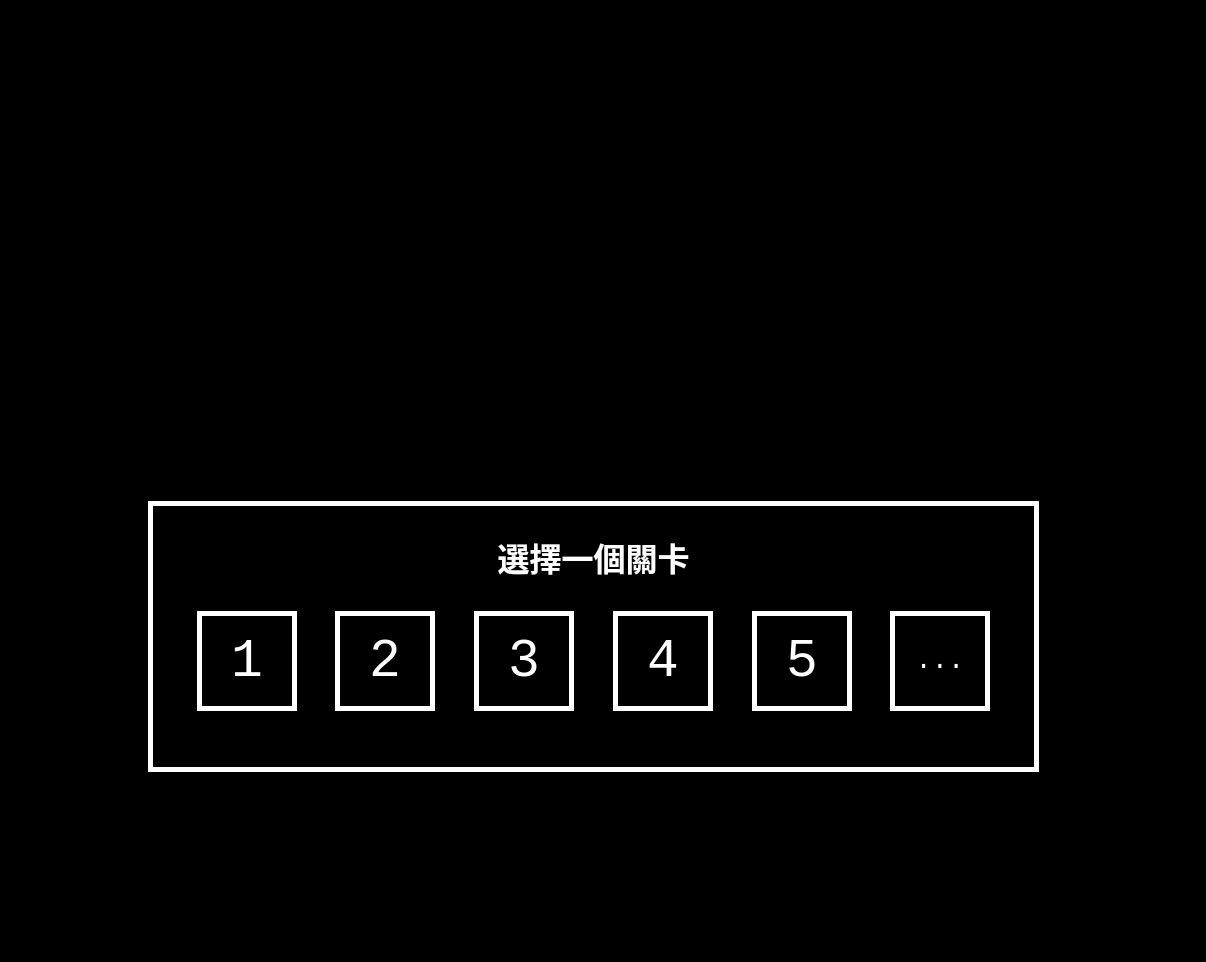
The window that mainwindow.ui (alvin5716/Shooting-Game-Space-Defender) describes before a commit, drawn with Qt 5.
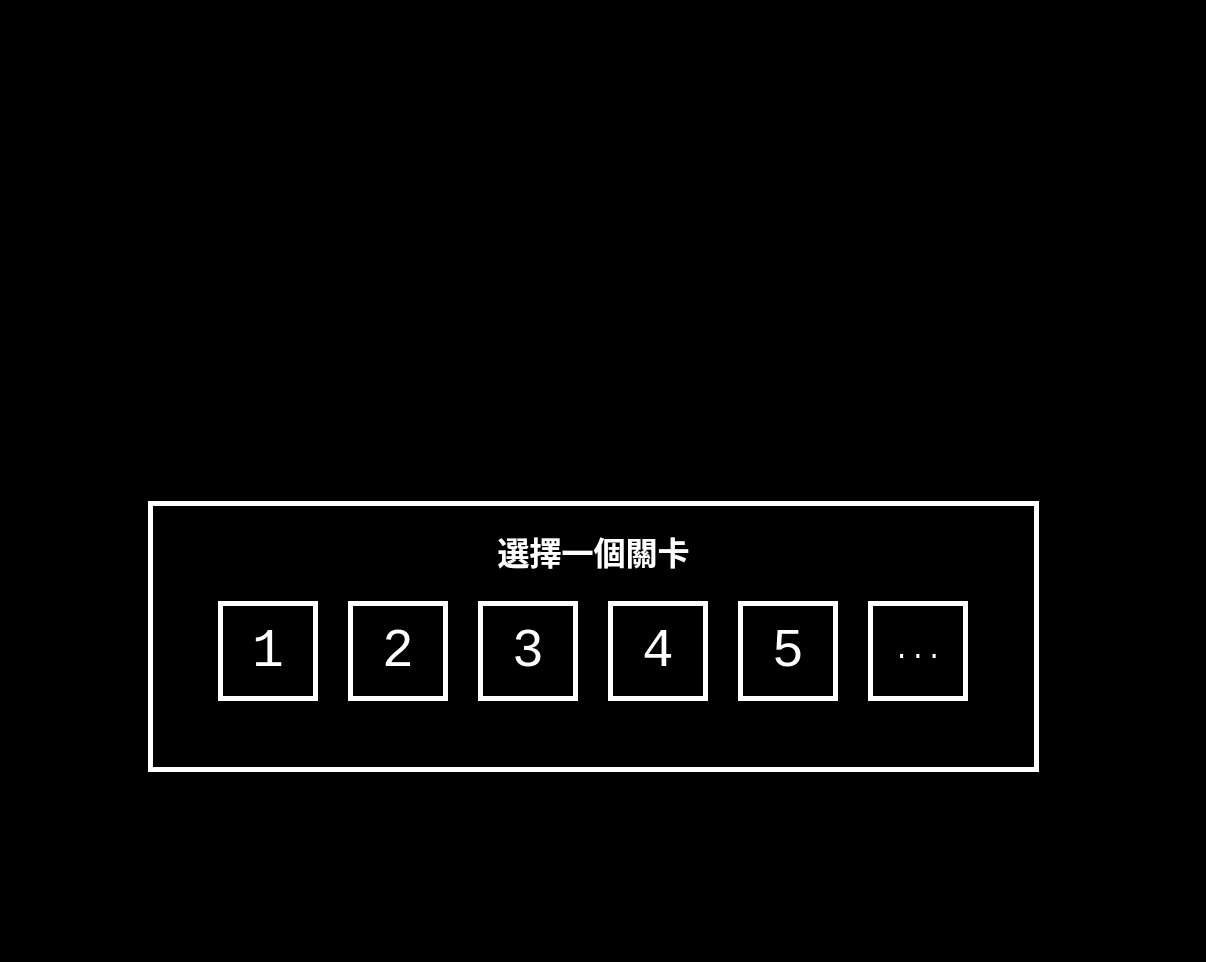
The same window after the commit. The open tabs and pages were chosen to show the change. Icons and pictures are not drawn. Custom widgets are drawn as their Qt base class.

Diff of the .ui file:
```diff
--- a/mainwindow.ui
+++ b/mainwindow.ui
@@ -1383,9 +1383,15 @@
       <property name="frameShadow">
        <enum>QFrame::Raised</enum>
       </property>
-      <layout class="QVBoxLayout" name="verticalLayout">
-       <item>
         <widget class="QLabel" name="label_2">
+       <property name="geometry">
+        <rect>
+         <x>16</x>
+         <y>10</y>
+         <width>859</width>
+         <height>80</height>
+        </rect>
+       </property>
          <property name="sizePolicy">
           <sizepolicy hsizetype="Minimum" vsizetype="Maximum">
            <horstretch>0</horstretch>
@@ -1417,21 +1423,15 @@
           <set>Qt::AlignCenter</set>
          </property>
         </widget>
-       </item>
-       <item>
-        <layout class="QHBoxLayout" name="horizontalLayout_3">
-         <item>
-          <widget class="QWidget" name="widget" native="true">
-           <property name="sizePolicy">
-            <sizepolicy hsizetype="Minimum" vsizetype="Preferred">
-             <horstretch>0</horstretch>
-             <verstretch>0</verstretch>
-            </sizepolicy>
-           </property>
-          </widget>
-         </item>
-         <item>
           <widget class="KeyControlButton" name="LevelButton_1">
+       <property name="geometry">
+        <rect>
+         <x>70</x>
+         <y>100</y>
+         <width>100</width>
+         <height>100</height>
+        </rect>
+       </property>
            <property name="sizePolicy">
             <sizepolicy hsizetype="Minimum" vsizetype="Maximum">
              <horstretch>0</horstretch>
@@ -1466,113 +1466,15 @@
             <string>1</string>
            </property>
           </widget>
-         </item>
-         <item>
-          <widget class="QWidget" name="widget_2" native="true">
-           <property name="sizePolicy">
-            <sizepolicy hsizetype="Minimum" vsizetype="Preferred">
-             <horstretch>0</horstretch>
-             <verstretch>0</verstretch>
-            </sizepolicy>
-           </property>
-          </widget>
-         </item>
-         <item>
-          <widget class="KeyControlButton" name="LevelButton_2">
-           <property name="sizePolicy">
-            <sizepolicy hsizetype="Maximum" vsizetype="Maximum">
-             <horstretch>0</horstretch>
-             <verstretch>0</verstretch>
-            </sizepolicy>
-           </property>
-           <property name="minimumSize">
-            <size>
-             <width>100</width>
-             <height>100</height>
-            </size>
-           </property>
-           <property name="maximumSize">
-            <size>
-             <width>100</width>
-             <height>100</height>
-            </size>
-           </property>
-           <property name="font">
-            <font>
-             <family>Consolas</family>
-             <pointsize>40</pointsize>
-            </font>
-           </property>
-           <property name="cursor">
-            <cursorShape>PointingHandCursor</cursorShape>
-           </property>
-           <property name="styleSheet">
-            <string notr="true"/>
-           </property>
-           <property name="text">
-            <string>2</string>
-           </property>
-          </widget>
-         </item>
-         <item>
-          <widget class="QWidget" name="widget_3" native="true">
-           <property name="sizePolicy">
-            <sizepolicy hsizetype="Minimum" vsizetype="Preferred">
-             <horstretch>0</horstretch>
-             <verstretch>0</verstretch>
-            </sizepolicy>
-           </property>
-          </widget>
-         </item>
-         <item>
-          <widget class="KeyControlButton" name="LevelButton_3">
-           <property name="sizePolicy">
-            <sizepolicy hsizetype="Maximum" vsizetype="Maximum">
-             <horstretch>0</horstretch>
-             <verstretch>0</verstretch>
-            </sizepolicy>
-           </property>
-           <property name="minimumSize">
-            <size>
-             <width>100</width>
-             <height>100</height>
-            </size>
-           </property>
-           <property name="maximumSize">
-            <size>
-             <width>100</width>
-             <height>100</height>
-            </size>
-           </property>
-           <property name="font">
-            <font>
-             <family>Consolas</family>
-             <pointsize>40</pointsize>
-            </font>
-           </property>
-           <property name="cursor">
-            <cursorShape>PointingHandCursor</cursorShape>
-           </property>
-           <property name="styleSheet">
-            <string notr="true"/>
-           </property>
-           <property name="text">
-            <string>3</string>
-           </property>
-          </widget>
-         </item>
-         <item>
-          <widget class="QWidget" name="widget_4" native="true">
-           <property name="sizePolicy">
-            <sizepolicy hsizetype="Minimum" vsizetype="Preferred">
-             <horstretch>0</horstretch>
-             <verstretch>0</verstretch>
-            </sizepolicy>
-           </property>
-          </widget>
-         </item>
-         <item>
           <widget class="KeyControlButton" name="LevelButton_4">
+       <property name="geometry">
+        <rect>
+         <x>460</x>
+         <y>100</y>
+         <width>100</width>
+         <height>100</height>
+        </rect>
+       </property>
            <property name="sizePolicy">
             <sizepolicy hsizetype="Maximum" vsizetype="Maximum">
              <horstretch>0</horstretch>
@@ -1607,66 +1509,15 @@
             <string>4</string>
            </property>
           </widget>
-         </item>
-         <item>
-          <widget class="QWidget" name="widget_7" native="true">
-           <property name="sizePolicy">
-            <sizepolicy hsizetype="Minimum" vsizetype="Preferred">
-             <horstretch>0</horstretch>
-             <verstretch>0</verstretch>
-            </sizepolicy>
-           </property>
-          </widget>
-         </item>
-         <item>
-          <widget class="KeyControlButton" name="LevelButton_5">
-           <property name="sizePolicy">
-            <sizepolicy hsizetype="Maximum" vsizetype="Maximum">
-             <horstretch>0</horstretch>
-             <verstretch>0</verstretch>
-            </sizepolicy>
-           </property>
-           <property name="minimumSize">
-            <size>
-             <width>100</width>
-             <height>100</height>
-            </size>
-           </property>
-           <property name="maximumSize">
-            <size>
-             <width>100</width>
-             <height>100</height>
-            </size>
-           </property>
-           <property name="font">
-            <font>
-             <family>Consolas</family>
-             <pointsize>40</pointsize>
-            </font>
-           </property>
-           <property name="cursor">
-            <cursorShape>PointingHandCursor</cursorShape>
-           </property>
-           <property name="styleSheet">
-            <string notr="true"/>
-           </property>
-           <property name="text">
-            <string>5</string>
-           </property>
-          </widget>
-         </item>
-         <item>
-          <widget class="QWidget" name="widget_6" native="true">
-           <property name="sizePolicy">
-            <sizepolicy hsizetype="Minimum" vsizetype="Preferred">
-             <horstretch>0</horstretch>
-             <verstretch>0</verstretch>
-            </sizepolicy>
-           </property>
-          </widget>
-         </item>
-         <item>
           <widget class="KeyControlButton" name="LevelButton_6">
+       <property name="geometry">
+        <rect>
+         <x>720</x>
+         <y>100</y>
+         <width>100</width>
+         <height>100</height>
+        </rect>
+       </property>
            <property name="sizePolicy">
             <sizepolicy hsizetype="Maximum" vsizetype="Maximum">
              <horstretch>0</horstretch>
@@ -1701,36 +1552,135 @@
             <string>...</string>
            </property>
           </widget>
-         </item>
-         <item>
-          <widget class="QWidget" name="widget_5" native="true">
+      <widget class="KeyControlButton" name="LevelButton_3">
+       <property name="geometry">
+        <rect>
+         <x>330</x>
+         <y>100</y>
+         <width>100</width>
+         <height>100</height>
+        </rect>
+       </property>
            <property name="sizePolicy">
-            <sizepolicy hsizetype="Minimum" vsizetype="Preferred">
+        <sizepolicy hsizetype="Maximum" vsizetype="Maximum">
              <horstretch>0</horstretch>
              <verstretch>0</verstretch>
             </sizepolicy>
            </property>
-          </widget>
-         </item>
-        </layout>
-       </item>
-       <item>
-        <widget class="QWidget" name="widget_8" native="true">
+       <property name="minimumSize">
+        <size>
+         <width>100</width>
+         <height>100</height>
+        </size>
+       </property>
+       <property name="maximumSize">
+        <size>
+         <width>100</width>
+         <height>100</height>
+        </size>
+       </property>
+       <property name="font">
+        <font>
+         <family>Consolas</family>
+         <pointsize>40</pointsize>
+        </font>
+       </property>
+       <property name="cursor">
+        <cursorShape>PointingHandCursor</cursorShape>
+       </property>
+       <property name="styleSheet">
+        <string notr="true"/>
+       </property>
+       <property name="text">
+        <string>3</string>
+       </property>
+      </widget>
+      <widget class="KeyControlButton" name="LevelButton_5">
+       <property name="geometry">
+        <rect>
+         <x>590</x>
+         <y>100</y>
+         <width>100</width>
+         <height>100</height>
+        </rect>
+       </property>
          <property name="sizePolicy">
-          <sizepolicy hsizetype="Preferred" vsizetype="Maximum">
+        <sizepolicy hsizetype="Maximum" vsizetype="Maximum">
            <horstretch>0</horstretch>
            <verstretch>0</verstretch>
           </sizepolicy>
          </property>
+       <property name="minimumSize">
+        <size>
+         <width>100</width>
+         <height>100</height>
+        </size>
+       </property>
          <property name="maximumSize">
           <size>
-           <width>16777215</width>
-           <height>30</height>
-          </size>
-         </property>
-        </widget>
-       </item>
-      </layout>
+         <width>100</width>
+         <height>100</height>
+        </size>
+       </property>
+       <property name="font">
+        <font>
+         <family>Consolas</family>
+         <pointsize>40</pointsize>
+        </font>
+       </property>
+       <property name="cursor">
+        <cursorShape>PointingHandCursor</cursorShape>
+       </property>
+       <property name="styleSheet">
+        <string notr="true"/>
+       </property>
+       <property name="text">
+        <string>5</string>
+       </property>
+      </widget>
+      <widget class="KeyControlButton" name="LevelButton_2">
+       <property name="geometry">
+        <rect>
+         <x>200</x>
+         <y>100</y>
+         <width>100</width>
+         <height>100</height>
+        </rect>
+       </property>
+       <property name="sizePolicy">
+        <sizepolicy hsizetype="Maximum" vsizetype="Maximum">
+         <horstretch>0</horstretch>
+         <verstretch>0</verstretch>
+        </sizepolicy>
+       </property>
+       <property name="minimumSize">
+        <size>
+         <width>100</width>
+         <height>100</height>
+        </size>
+       </property>
+       <property name="maximumSize">
+        <size>
+         <width>100</width>
+         <height>100</height>
+        </size>
+       </property>
+       <property name="font">
+        <font>
+         <family>Consolas</family>
+         <pointsize>40</pointsize>
+        </font>
+       </property>
+       <property name="cursor">
+        <cursorShape>PointingHandCursor</cursorShape>
+       </property>
+       <property name="styleSheet">
+        <string notr="true"/>
+       </property>
+       <property name="text">
+        <string>2</string>
+       </property>
+      </widget>
      </widget>
     </widget>
    </widget>
```
Left out of the diff: 2 changed lines with no effect on the pictures. Lines whose indentation alone changed are shown as unchanged.
